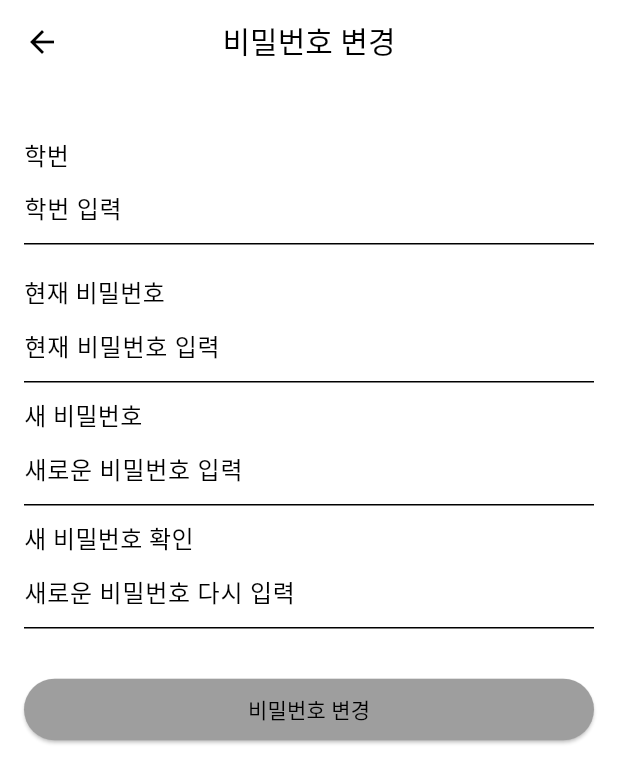
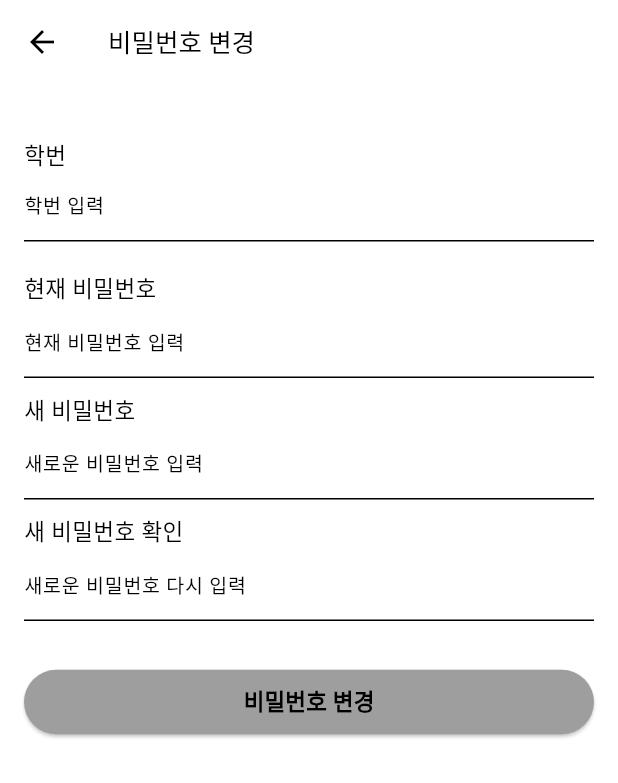
Before and after one commit to OBJECT-INHATC/INHA_CARPOOL_APP, a Flutter app: the MyPage screen opened directly, after a tap on "비밀번호 변경", on a phone screen of 412 x 824 dp. Shown: the top 783 px of the screen. Run offline on Flutter 3.47's test engine with Material 2 defaults, Android fonts, the phone set to English and light mode, and no system bars; our stand-ins replace cloud_firestore, easy_localization, eva_icons_flutter, firebase_auth, firebase_core, firebase_messaging and 17 more; missing offline and left inert: app_settings, nav; accounts and stored records are empty; network calls fail.

Commit message:
fix(design): 폰트 조절
- 전체적인 폰트 조절
- 11pt , 13pt , 15pt, 17pt

```diff
--- a/inha_carpool/lib/screen/main/tab/home/emptySearchedCarpool.dart
+++ b/inha_carpool/lib/screen/main/tab/home/emptySearchedCarpool.dart
@@ -10,7 +10,7 @@ class EmptySearchedCarpool extends StatelessWidget {
       child: Center(
         child: Text(
           '검색 결과가 없습니다!',
-          style: TextStyle(fontSize: 20, fontWeight: FontWeight.bold),
+          style: TextStyle(fontSize: 15, fontWeight: FontWeight.bold),
           textAlign: TextAlign.center,
         ),
       ),
--- a/inha_carpool/lib/screen/main/tab/home/f_home.dart
+++ b/inha_carpool/lib/screen/main/tab/home/f_home.dart
@@ -148,7 +148,11 @@ class _HomeState extends State<Home> {
                           value: option,
                           // DropdownMenuItem의 child는 Text 위젯입니다.
                           child: Text(
-                              option == FilteringOption.Time ? '시간순' : '거리순'),
+                            option == FilteringOption.Time ? '시간순' : '거리순',
+                            style: const TextStyle(
+                              fontSize: 13,
+                            ),
+                          ),
                         );
                       }).toList(),
                     ),
--- a/inha_carpool/lib/screen/main/tab/mypage/d_changepassword.dart
+++ b/inha_carpool/lib/screen/main/tab/mypage/d_changepassword.dart
@@ -4,6 +4,8 @@ import 'package:flutter_toggle_tab/flutter_toggle_tab.dart';
 import '../../../login/s_login.dart';
 
 class ChangePasswordPage extends StatefulWidget {
+  const ChangePasswordPage({super.key});
+
   @override
   State<ChangePasswordPage> createState() => _ChangePasswordPageState();
 }
@@ -24,16 +26,16 @@ class _ChangePasswordPageState extends State<ChangePasswordPage> {
       appBar: AppBar(
         backgroundColor: Colors.white,
         leadingWidth: 56,
-        leading: Center(
+        leading: const Center(
           child: BackButton(
             color: Colors.black,
           ),
         ),
-        title: Text(
+        title: const Text(
           "비밀번호 변경",
-          style: TextStyle(color: Colors.black, fontSize: 20,),
+          style: TextStyle(color: Colors.black, fontSize: 17,),
         ),
-        centerTitle: true,
+        centerTitle: false,
       ),
       body: Form(
         child: Padding(
@@ -41,24 +43,26 @@ class _ChangePasswordPageState extends State<ChangePasswordPage> {
           child: Column(
             crossAxisAlignment: CrossAxisAlignment.stretch,
             children: [
-              SizedBox(height: 20),
-              Text(
+              const SizedBox(height: 20),
+              const Text(
                 '학번',
-                style: TextStyle(fontSize: 16),
+                style: TextStyle(fontSize: 15),
               ),
               TextFormField(
-                decoration: InputDecoration(
+                decoration: const InputDecoration(
                   hintText: '학번 입력',
+                  hintStyle: TextStyle(fontSize: 13),
                 ),
               ),
-              SizedBox(height: 20),
-              Text(
+              const SizedBox(height: 20),
+              const Text(
                 '현재 비밀번호',
-                style: TextStyle(fontSize: 16),
+                style: TextStyle(fontSize: 15),
               ),
               TextFormField(
-                decoration: InputDecoration(
+                decoration: const InputDecoration(
                   hintText: '현재 비밀번호 입력',
+                  hintStyle: TextStyle(fontSize: 13),
                 ),
                 obscureText: true,
                 onChanged: (text) async {
@@ -66,14 +70,15 @@ class _ChangePasswordPageState extends State<ChangePasswordPage> {
                   oldPassword = text;
                 },
               ),
-              SizedBox(height: 10),
-              Text(
+              const SizedBox(height: 10),
+              const Text(
                 '새 비밀번호',
-                style: TextStyle(fontSize: 16),
+                style: TextStyle(fontSize: 15),
               ),
               TextFormField(
-                decoration: InputDecoration(
+                decoration: const InputDecoration(
                   hintText: '새로운 비밀번호 입력',
+                  hintStyle: TextStyle(fontSize: 13),
                 ),
                 obscureText: true,
                 onChanged: (text) {
@@ -81,18 +86,19 @@ class _ChangePasswordPageState extends State<ChangePasswordPage> {
                   newPassword = text;
                 },
               ),
-              SizedBox(height: 10),
-              Text(
+              const SizedBox(height: 10),
+              const Text(
                 '새 비밀번호 확인',
-                style: TextStyle(fontSize: 16),
+                style: TextStyle(fontSize: 15),
               ),
               TextFormField(
                 decoration: InputDecoration(
                   hintText: '새로운 비밀번호 다시 입력',
+                  hintStyle: TextStyle(fontSize: 13),
                   suffix: Text(passwordCheck,
                       style: (passwordCheck == "비밀번호가 일치하지 않습니다.")
-                          ? TextStyle(color: Colors.red)
-                          : TextStyle(color: Colors.green)),
+                          ? const TextStyle(color: Colors.red)
+                          : const TextStyle(color: Colors.green)),
                 ),
                 obscureText: true,
                 onChanged: (text) {
@@ -109,7 +115,7 @@ class _ChangePasswordPageState extends State<ChangePasswordPage> {
                   }
                 },
               ),
-              SizedBox(height: 30),
+              const SizedBox(height: 30),
               ElevatedButton(
                 onPressed: () async {
                   // 비밀번호 변경 로직 구현 예정
@@ -118,38 +124,39 @@ class _ChangePasswordPageState extends State<ChangePasswordPage> {
 
                   if (isValid == 'Invalid') {
                     ScaffoldMessenger.of(context).showSnackBar(
-                      SnackBar(content: Text('현재 비밀번호가 틀립니다.')),
+                      const SnackBar(content: Text('현재 비밀번호가 틀립니다.')),
                     );
                   } else {
                     String result = await AuthService().passwordUpdate(
                         oldPassword: oldPassword, newPassword: newPassword);
                     if (result == 'Success') {
                       ScaffoldMessenger.of(context).showSnackBar(
-                        SnackBar(content: Text('성공적으로 변경되었습니다.')),
+                        const SnackBar(content: Text('성공적으로 변경되었습니다.')),
                       );
 
+                      /// TODO : 로그아웃 로직이 빠져있음 - 로그아웃 로직 추가 필요
                       AuthService().signOut().then((value) {
                         Navigator.pushAndRemoveUntil(
                           context,
-                          MaterialPageRoute(builder: (context) => LoginPage()),
+                          MaterialPageRoute(builder: (context) => const LoginPage()),
                               (Route<dynamic> route) => false,
                         );
                       });
                     } else {
                       ScaffoldMessenger.of(context).showSnackBar(
-                        SnackBar(content: Text('비밀번호 변경에 실패했습니다.')),
+                        const SnackBar(content: Text('비밀번호 변경에 실패했습니다.')),
                       );
                     }
                   }
                 },
-                child: Text('비밀번호 변경'),
                 style: ElevatedButton.styleFrom(
                   shape: RoundedRectangleBorder(
                     borderRadius: BorderRadius.circular(30),
                   ),
-                  padding: EdgeInsets.symmetric(horizontal: 30, vertical: 10),
-                  primary: Colors.grey,
+                  padding: const EdgeInsets.symmetric(horizontal: 30, vertical: 10),
+                  backgroundColor : Colors.grey,
                 ),
+                child: const Text('비밀번호 변경', style: TextStyle(fontSize: 15, fontWeight: FontWeight.bold),),
               ),
             ],
           ),
--- a/inha_carpool/lib/screen/main/tab/mypage/f_mypage.dart
+++ b/inha_carpool/lib/screen/main/tab/mypage/f_mypage.dart
@@ -32,23 +32,23 @@ class _MyPageState extends State<MyPage> {
       body: ListView( // 스크롤 가능한 ListView로 변경
         children: [
           // 내 정보 위젯 ProFile()
-          ProFile(),
-          SizedBox(height: 10),
+          const ProFile(),
+          const SizedBox(height: 10),
           Column(
             children: [
 
               // 계정 항목
               Container(
-                margin: EdgeInsets.symmetric(horizontal: 6.0),
+                margin: const EdgeInsets.symmetric(horizontal: 6.0),
                 color: Colors.grey[100],
                 padding: const EdgeInsets.symmetric(horizontal: 16.0, vertical: 14.0), // vertical 값을 조정
-                child: Column(
+                child: const Column(
                   crossAxisAlignment: CrossAxisAlignment.stretch, // 추가
                   children: [
                     Text(
                       '계정',
                       style: TextStyle(
-                        fontSize: 17.5,
+                        fontSize: 17,
                         fontWeight: FontWeight.bold,
                       ),
                     ),
@@ -56,16 +56,16 @@ class _MyPageState extends State<MyPage> {
                 ),
               ),
               ListTile(
-                leading: Icon(
+                leading: const Icon(
                   Icons.lock,
                   color: Colors.blue,
                 ),
-                title: Text('비밀번호 변경'),
+                title: const Text('비밀번호 변경', style: TextStyle(fontSize: 15)),
                 onTap: () {
                   // 비밀번호 변경 페이지로 이동
                   Navigator.of(context).push(
                     MaterialPageRoute(
-                      builder: (context) => ChangePasswordPage(), // ChangePasswordPage로 이동
+                      builder: (context) => const ChangePasswordPage(), // ChangePasswordPage로 이동
                     ),
                   );
                 },
@@ -73,11 +73,11 @@ class _MyPageState extends State<MyPage> {
 
 
               ListTile(
-                leading: Icon(
+                leading: const Icon(
                   Icons.logout,
                   color: Colors.red,
                 ),
-                title: Text('로그아웃'),
+                title: const Text('로그아웃', style: TextStyle(fontSize: 15)),
                 onTap: () {
                   // 로그아웃 다이얼로그를 표시
                   showDialog(
@@ -89,11 +89,11 @@ class _MyPageState extends State<MyPage> {
 
 
               ListTile(
-                leading: Icon(
+                leading: const Icon(
                   Icons.delete,
                   color: Colors.black,
                 ),
-                title: Text('회원탈퇴'),
+                title: const Text('회원탈퇴', style: TextStyle(fontSize: 15)),
                 onTap: () {
                   // 회원탈퇴 페이지로 이동하
                   Navigator.of(context).push(MaterialPageRoute(builder: (context) => SecessionPage()));
@@ -103,16 +103,16 @@ class _MyPageState extends State<MyPage> {
 
               // 알림 항목
               Container(
-                margin: EdgeInsets.symmetric(horizontal: 6.0),
+                margin: const EdgeInsets.symmetric(horizontal: 6.0),
                 color: Colors.grey[100],
                 padding: const EdgeInsets.symmetric(horizontal: 16.0, vertical: 14.0), // vertical 값을 조정
-                child: Column(
+                child: const Column(
                   crossAxisAlignment: CrossAxisAlignment.stretch,
                   children: [
                     Text(
                       '알림',
                       style: TextStyle(
-                        fontSize: 17.5,
+                        fontSize: 17,
                         fontWeight: FontWeight.bold,
                       ),
                     ),
@@ -120,11 +120,11 @@ class _MyPageState extends State<MyPage> {
                 ),
               ),
               ListTile(
-                leading: Icon(
+                leading: const Icon(
                   Icons.alarm_rounded,
                   color: Colors.blueGrey,
                 ),
-                title: Text('알림 설정'),
+                title: const Text('알림 설정', style: TextStyle(fontSize: 15)),
                 trailing: Switch(
                   value: isEventAdsAllowed,
                   onChanged: (value) {
@@ -137,16 +137,16 @@ class _MyPageState extends State<MyPage> {
 
               // 기타 항목
               Container(
-                margin: EdgeInsets.symmetric(horizontal: 6.0),
+                margin: const EdgeInsets.symmetric(horizontal: 6.0),
                 color: Colors.grey[100],
                 padding: const EdgeInsets.symmetric(horizontal: 16.0, vertical: 14.0), // vertical 값을 조정
-                child: Column(
+                child: const Column(
                   crossAxisAlignment: CrossAxisAlignment.stretch, // 추가
                   children: [
                     Text(
                       '기타',
                       style: TextStyle(
-                        fontSize: 17.5,
+                        fontSize: 17,
                         fontWeight: FontWeight.bold,
                       ),
                     ),
@@ -154,24 +154,24 @@ class _MyPageState extends State<MyPage> {
                 ),
               ),
               ListTile(
-                leading: Icon(
+                leading: const Icon(
                   Icons.history_toggle_off_rounded,
                   color: Colors.black,
                 ),
-                title: Text('이용기록'),
+                title: const Text('이용기록' , style: TextStyle(fontSize: 15)),
                 onTap: () {
                   // 이용기록 페이지로 이동
-                  Navigator.of(context).push(MaterialPageRoute(builder: (context) => recordList()));
+                  Navigator.of(context).push(MaterialPageRoute(builder: (context) => const recordList()));
                 },
               ),
 
 
               ListTile(
-                leading: Icon(
+                leading: const Icon(
                   Icons.nightlight_round,
                   color: Colors.deepPurple
                 ),
-                title: Text('야간모드'),
+                title: const Text('야간모드', style: TextStyle(fontSize: 15)),
                 trailing: Switch(
                   value: isEventAdsAllowed,
                   onChanged: (value) {
@@ -183,11 +183,11 @@ class _MyPageState extends State<MyPage> {
               ),
 
               ListTile(
-                leading: Icon(
+                leading: const Icon(
                   Icons.ad_units,
                   color: Colors.orange,
                 ),
-                title: Text('이벤트 및 광고 수신동의'),
+                title: const Text('이벤트 및 광고 수신동의', style: TextStyle(fontSize: 15)),
                 trailing: Switch(
                   value: isEventAdsAllowed,
                   onChanged: (value) {
--- a/inha_carpool/lib/screen/main/tab/mypage/w_profile.dart
+++ b/inha_carpool/lib/screen/main/tab/mypage/w_profile.dart
@@ -43,7 +43,7 @@ class _ProFileState extends State<ProFile> {
   @override
   Widget build(BuildContext context) {
     return Container(
-      color: const Color(00),
+      color: const Color(0x00000000),
       child: Column(
         children: [
           Center(
@@ -51,7 +51,7 @@ class _ProFileState extends State<ProFile> {
               children: [
                 // 기본정보 항목
                 Container(
-                  margin: EdgeInsets.symmetric(horizontal: 6.0),
+                  margin: const EdgeInsets.symmetric(horizontal: 6.0),
                   color: Colors.grey[100],
                   padding: const EdgeInsets.symmetric(
                       horizontal: 15.0, vertical: 13.0), // vertical 값을 조정
@@ -61,7 +61,7 @@ class _ProFileState extends State<ProFile> {
                       Text(
                         '기본 정보',
                         style: TextStyle(
-                          fontSize: 17.5,
+                          fontSize: 17,
                           fontWeight: FontWeight.bold,
                         ),
                       ),
@@ -74,12 +74,12 @@ class _ProFileState extends State<ProFile> {
                   children: [
                     Stack(
                       children: [
-                        Container(
+                        SizedBox(
                           width: MediaQuery.of(context).size.width,
                           child: Row(
                             mainAxisAlignment: MainAxisAlignment.start,
                             children: [
-                              Padding(
+                              const Padding(
                                 padding: EdgeInsets.only(left: 5.0),
                                 child: Icon(
                                   Icons.account_circle,
@@ -113,7 +113,7 @@ class _ProFileState extends State<ProFile> {
                           ),
                         ),
                         Positioned(
-                          right: 225,
+                          right: 25,
                           bottom: 15,
                           child: GestureDetector(
                             onTap: () {
@@ -121,11 +121,11 @@ class _ProFileState extends State<ProFile> {
                             },
                             child: const Row(
                               children: [
-                                Icon(Icons.edit, size: 14, color: Colors.grey),
+                                Icon(Icons.edit, size: 15, color: Colors.grey),
                                 Text(
                                   "수정",
                                   style: TextStyle(
-                                    fontSize: 14,
+                                    fontSize: 15,
                                     color: Colors.grey,
                                   ),
                                 ),
@@ -165,15 +165,11 @@ class _ProFileState extends State<ProFile> {
                           return Text('Error: ${snapshot.error}');
                         } else {
                           email = snapshot.data ?? '';
-                          return Padding(
-                            padding: const EdgeInsets.only(top: 4.0),
-                            // 텍스트를 약간 내림
-                            child: Text(
+                          return Text(
                             snapshot.data ?? '',
                             style: const TextStyle(
-                                fontSize: 14,
+                              fontSize: 13,
                               color: Colors.black,
-                              ),
                             ),
                           );
                         }
@@ -208,7 +204,7 @@ class _ProFileState extends State<ProFile> {
                           return Text(
                             snapshot.data ?? '',
                             style: const TextStyle(
-                                fontSize: 14, color: Colors.black),
+                                fontSize: 13, color: Colors.black),
                           );
                         }
                       },
@@ -243,7 +239,7 @@ class _ProFileState extends State<ProFile> {
                           return Text(
                             snapshot.data ?? '',
                             style: const TextStyle(
-                                fontSize: 14, color: Colors.black),
+                                fontSize: 13, color: Colors.black),
                           );
                         }
                       },
@@ -274,15 +270,11 @@ class _ProFileState extends State<ProFile> {
                         } else if (snapshot.hasError) {
                           return Text('Error: ${snapshot.error}');
                         } else {
-                          return Padding(
-                            padding: const EdgeInsets.only(top: 4.0),
-                            // 텍스트를 약간 내림
-                            child: Text(
+                          return Text(
                             snapshot.data ?? '',
                             style: const TextStyle(
-                                fontSize: 14,
+                              fontSize: 13,
                               color: Colors.black,
-                              ),
                             ),
                           );
                         }
--- a/inha_carpool/lib/screen/main/tab/tab_item.dart
+++ b/inha_carpool/lib/screen/main/tab/tab_item.dart
@@ -7,8 +7,8 @@ import 'home/f_home.dart';
 
 enum TabItem {
   carpool(Icons.directions_car, '카풀', CarpoolList()),
-  home(Icons.home, 'Home', Home()),
-  myPage(Icons.person, 'My', MyPage()),
+  home(Icons.home, '홈', Home()),
+  myPage(Icons.person, '마이', MyPage()),
   test(Icons.access_time, 'test', PopUpFragment());
 
   final IconData activeIcon;
--- a/inha_carpool/lib/screen/recruit/s_select_location.dart
+++ b/inha_carpool/lib/screen/recruit/s_select_location.dart
@@ -105,7 +105,7 @@ class _LocationInputState extends State<LocationInput> {
         centerTitle: true,
         title: const Text(
           '위치 선택',
-          style: TextStyle(color: Colors.black,fontSize: 15),
+          style: TextStyle(color: Colors.black,fontSize: 17, fontWeight: FontWeight.bold),
         ),
         toolbarHeight: 45,
         // 해당 선을 내릴때만 나오게 해줘
@@ -278,14 +278,14 @@ class _LocationInputState extends State<LocationInput> {
                                 const Text(
                                   '이 위치 선택',
                                   style: TextStyle(
-                                    fontSize: 14,
+                                    fontSize: 13,
                                     fontWeight: FontWeight.bold,
                                   ),
                                 ),
                                 Text(
                                   _address ?? ' 화면을 이동해서 위치를 선택해주세요.',
                                   style: const TextStyle(
-                                    fontSize: 12,
+                                    fontSize: 11,
                                     fontWeight: FontWeight.normal,
                                   ),
                                 ),
```
Also changed, not shown: inha_carpool/lib/common/widget/w_messagetile.dart (+9 -9 lines), inha_carpool/lib/fragment/f_notification.dart (+4 -4 lines), inha_carpool/lib/screen/dialog/d_carpooldone.dart (+12 -12 lines), inha_carpool/lib/screen/dialog/d_complain_complete.dart (+4 -4 lines), inha_carpool/lib/screen/main/tab/carpool/f_carpool_list.dart (+21 -27 lines), inha_carpool/lib/screen/main/tab/carpool/s_chatroom.dart (+21 -15 lines), inha_carpool/lib/screen/main/tab/home/s_carpool_map.dart (+12 -8 lines), inha_carpool/lib/screen/main/tab/home/w_carpoolList.dart (+11 -14 lines), inha_carpool/lib/screen/main/tab/mypage/f_logout_confirmation.dart (+5 -5 lines), inha_carpool/lib/screen/main/tab/mypage/f_secession.dart (+29 -26 lines). Lines whose indentation alone changed are shown as unchanged.
